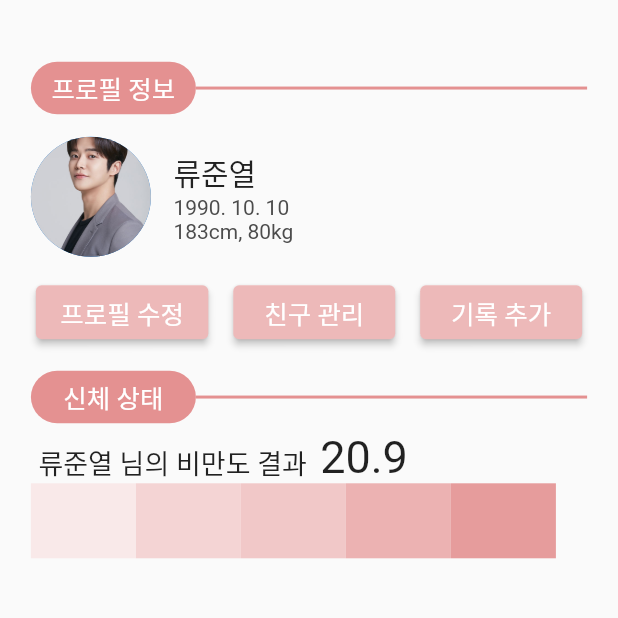
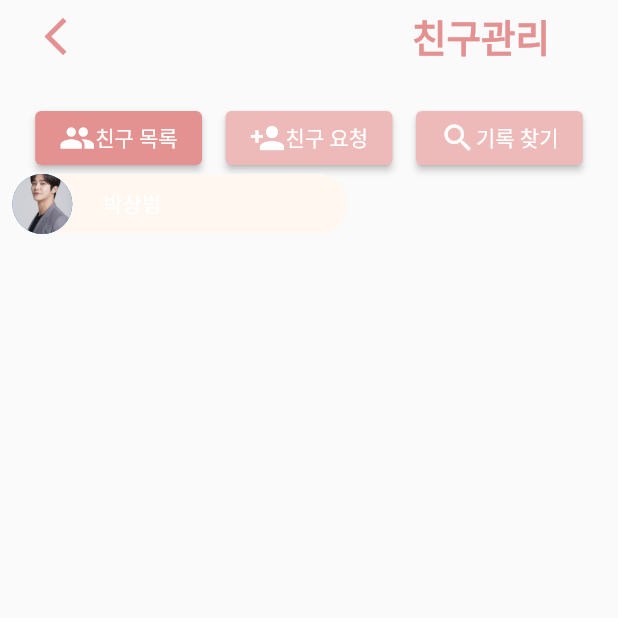
Before and after one commit to ParkSangbeomm/LetsExercise, a Flutter app: the MyPage screen opened by its route, after a tap on "친구 관리", on a phone screen of 412 x 824 dp, the top half of it. Run offline on Flutter 3.47's test engine with Material 2 defaults, Android fonts, the phone set to English and light mode, and no system bars; our stand-ins replace google_maps_flutter.

Commit message:
FILES added 2021/11/18

```diff
--- a/organization_chat_app/lib/editprofile.dart
+++ b/organization_chat_app/lib/editprofile.dart
@@ -29,7 +29,7 @@ class _EditProfilePageState extends State<EditProfilePage> {
             Padding(
               padding: EdgeInsets.fromLTRB(
                   MediaQuery.of(context).size.width * 0.05,
-                    MediaQuery.of(context).size.height * 0.05,
+                  0,
                   MediaQuery.of(context).size.width * 0.05,
                   0.0),
               child: Row(
@@ -39,7 +39,7 @@ class _EditProfilePageState extends State<EditProfilePage> {
                     highlightColor: Colors.transparent,
                     icon: const Icon(
                       Icons.arrow_back_ios,
-                        color: const Color(0xffe49191),
+                      color: Color(0xffe49191),
                       size: 30,
                     ),
                     onPressed: () {
@@ -54,14 +54,14 @@ class _EditProfilePageState extends State<EditProfilePage> {
             Padding(
               padding: EdgeInsets.fromLTRB(
                   MediaQuery.of(context).size.width * 0.05,
-                    MediaQuery.of(context).size.height * 0.05,
+                  0,
                   MediaQuery.of(context).size.width * 0.05,
                   0.0),
               child: SafeArea(
                 child: Column(
                   children: <Widget>[
                     const CircleAvatar(
-                        radius: 100,
+                      radius: 80,
                       backgroundImage: AssetImage('img/profile.jpeg'),
                     ),
                     TextButton(
@@ -276,3 +276,35 @@ class _EditProfilePageState extends State<EditProfilePage> {
     );
   }
 }
+
+class friendslist extends StatefulWidget {
+  const friendslist({Key? key}) : super(key: key);
+
+  @override
+  _friendslistState createState() => _friendslistState();
+}
+
+class _friendslistState extends State<friendslist> {
+  @override
+  Widget build(BuildContext context) {
+    return ListView(
+      prototypeItem: Row(
+        children: [
+          CircleAvatar(
+            radius: 40,
+            backgroundImage: AssetImage('img/profile.jpeg'),
+          ),
+          SizedBox(width: 15),
+          Column(
+              crossAxisAlignment: CrossAxisAlignment.start,
+              children: const [
+                Text("류준열", style: TextStyle(fontSize: 20)),
+                Text("1990. 10. 10", style: TextStyle(fontSize: 14, color: Color(0xff4c4c4c))),
+                Text("183cm, 80kg", style: TextStyle(fontSize: 14, color: Color(0xff4c4c4c))),
+              ]
+          )
+        ],
+      ),
+    );
+  }
+}
--- /dev/null
+++ b/organization_chat_app/lib/management.dart
@@ -0,0 +1,313 @@
+import 'package:flutter/cupertino.dart';
+import 'package:flutter/material.dart';
+import 'package:organization_chat_app/editprofile.dart';
+
+class ManagementPage extends StatefulWidget {
+  const ManagementPage({Key? key}) : super(key: key);
+
+  @override
+  _ManagementPageState createState() => _ManagementPageState();
+}
+
+class _ManagementPageState extends State<ManagementPage> {
+  @override
+  //final List<Widget> _screenList = [HomePage(), FindgymPage(),CommunityPage(), MyPage()];
+  bool changeColor1 = false;
+  bool changeColor2 = true;
+  bool changeColor3 = true;
+
+  int _screenIndex = 0;
+  final List<Widget> _screenList = [const friendsList(), const requestFriends(),const findFriends()];
+
+  @override
+  Widget build(BuildContext context) {
+    return Scaffold(
+      body: SafeArea(
+        child: Column(
+          children: [
+            Column(
+              children: [
+                Padding(
+                  padding: EdgeInsets.fromLTRB(
+                      MediaQuery
+                          .of(context)
+                          .size
+                          .width * 0.05,
+                          0,
+                      MediaQuery
+                          .of(context)
+                          .size
+                          .width * 0.05,
+                          0.0),
+                  child: Row(
+                    children: <Widget>[
+                      IconButton(
+                        splashColor: Colors.transparent,
+                        highlightColor: Colors.transparent,
+                        icon: const Icon(
+                          Icons.arrow_back_ios,
+                          color: Color(0xffe49191),
+                          size: 30,
+                        ),
+                        onPressed: (){
+                          Navigator.pop(context);
+                        },
+                      ),
+                      SizedBox(width: MediaQuery
+                          .of(context)
+                          .size
+                          .width * 0.5),
+                      const Text("친구관리", textAlign: TextAlign.right,
+                          style: TextStyle(color: Color(0xffe49191),
+                              fontSize: 25,
+                              fontWeight: FontWeight.bold)),
+                    ],
+                  ),
+                ),
+                Padding(
+                    padding: EdgeInsets.fromLTRB(
+                        MediaQuery
+                            .of(context)
+                            .size
+                            .width * 0.05,
+                        0,
+                        MediaQuery
+                            .of(context)
+                            .size
+                            .width * 0.05,
+                        0.0),
+                    child: SafeArea(
+                        child: Column(
+                            children: [
+                              SizedBox(height: 20),
+                    Row(
+                      mainAxisAlignment: MainAxisAlignment
+                          .spaceEvenly,
+                      children: [
+                        ElevatedButton(
+                          onPressed: () =>
+                              setState(() {
+                                changeColor1 = false;
+                                changeColor2 = true;
+                                changeColor3 = true;
+                                _screenIndex = 0;
+                              }),
+                          child: Row(
+                            children: [
+                              Icon(
+                                Icons.people,
+                              ),
+                              Text("친구 목록", style: TextStyle(
+                                  fontSize: MediaQuery
+                                      .of(context)
+                                      .size
+                                      .width * 0.034)),
+                            ],
+                          ),
+                          // borderRadius: BorderRadius.circular(50),
+                          style: ElevatedButton.styleFrom(
+                            fixedSize: Size(MediaQuery
+                                .of(context)
+                                .size
+                                .width * 0.27, 36),
+                            primary: changeColor1 ? const Color(
+                                0xffedb9b9) : const Color(
+                                0xffe49191),
+                            textStyle: const TextStyle(
+                                fontSize: 17,
+                                color: Colors.white),
+                          ),
+                        ),
+                        const SizedBox(width: 10),
+
+                        ElevatedButton(
+                          onPressed: () =>
+                              setState(() {
+                                changeColor1 = true;
+                                changeColor2 = false;
+                                changeColor3 = true;
+                                _screenIndex = 1;
+                              }),
+                          child: Row(
+                            children: [
+                              Icon(
+                                Icons.person_add,
+                              ),
+                              Text("친구 요청", style: TextStyle(
+                                fontSize: MediaQuery
+                                    .of(context)
+                                    .size
+                                    .width * 0.034)),
+                              ],
+                            ),
+                            // borderRadius: BorderRadius.circular(50),
+                            style: ElevatedButton.styleFrom(
+                              fixedSize: Size(MediaQuery
+                                  .of(context)
+                                  .size
+                                  .width * 0.27, 20),
+                              primary: changeColor2 ? const Color(
+                                  0xffedb9b9) : const Color(
+                                  0xffe49191),
+                              textStyle: const TextStyle(
+                                  fontSize: 17,
+                                  color: Colors.white),
+                            ),
+                          ),
+                          const SizedBox(width: 10),
+                          ElevatedButton(
+                            onPressed: () =>
+                                setState(() {
+                                  changeColor1 = true;
+                                  changeColor2 = true;
+                                  changeColor3 = false;
+                                  _screenIndex = 2;
+                                }),
+                            child: Row(
+                              children: [
+                                Icon(
+                                  Icons.search,
+                                ),
+                                Text("기록 찾기", style: TextStyle(
+                                    fontSize: MediaQuery
+                                        .of(context)
+                                        .size
+                                        .width * 0.034)),
+                              ],
+                            ),
+
+                            // borderRadius: BorderRadius.circular(50),
+                            style: ElevatedButton.styleFrom(
+                              fixedSize: Size(MediaQuery
+                                  .of(context)
+                                  .size
+                                  .width * 0.27, 36),
+                              primary: changeColor3 ? const Color(
+                                  0xffedb9b9) : const Color(
+                                  0xffe49191),
+                              textStyle: const TextStyle(
+                                  fontSize: 17,
+                                  color: Colors.white),
+                            ),
+                          ),
+                        ]),
+                      ]
+                    )
+                  )
+                )
+              ],
+            ),
+            // const friendsList(),
+            _screenList[_screenIndex],
+            // _screenList[_screenIndex]
+            // _screenList[_screenIndex],
+          ],
+        ),
+      ),
+    );
+  }
+}
+
+//친구 목록 메뉴
+class friendsList extends StatefulWidget {
+  const friendsList({Key? key}) : super(key: key);
+
+  @override
+  _friendsListState createState() => _friendsListState();
+}
+
+class _friendsListState extends State<friendsList> {
+  @override
+  Widget build(BuildContext context) {
+    return Container(
+      child: friends(name: '박상범',)
+    );
+  }
+}
+
+//친구 요청 메뉴
+class requestFriends extends StatefulWidget {
+  const requestFriends({Key? key}) : super(key: key);
+
+  @override
+  _requestFriendsState createState() => _requestFriendsState();
+}
+
+class _requestFriendsState extends State<requestFriends> {
+  @override
+  Widget build(BuildContext context) {
+    return Container(
+      child: friends(name: '박상범',)
+    );
+  }
+}
+
+//친구 요청 메뉴
+class findFriends extends StatefulWidget {
+  const findFriends ({Key? key}) : super(key: key);
+
+  @override
+  _findFriendsState createState() => _findFriendsState();
+}
+
+class _findFriendsState extends State<findFriends> {
+  @override
+  Widget build(BuildContext context) {
+    return Container(
+        child: friends(name: '박상범',)
+    );
+  }
+}
+
+class friends extends StatelessWidget {
+  final String name;
+  friends({required this.name});
+
+  @override
+  Widget build(BuildContext context) {
+    return Container(
+      alignment: Alignment.topLeft,
+      margin: EdgeInsets.fromLTRB(
+          0.0,
+          0.0,
+          0.0,
+          MediaQuery.of(context).size.height * 0.01),
+      child: Row(children: [
+        Container(
+          margin: EdgeInsets.fromLTRB(
+              MediaQuery.of(context).size.width * 0.02,
+              0.0,
+              0.0,
+              0.0),
+          width: MediaQuery.of(context).size.width * 0.542,
+          decoration: BoxDecoration(
+            borderRadius: BorderRadius.circular(20),
+            color: const Color(0xfffff7f0),
+          ),
+          child: Row(
+            // mainAxisAlignment: MainAxisAlignment.end,
+            children: [
+              CircleAvatar(
+                radius: 20,
+                backgroundImage: AssetImage('img/profile.jpeg'),
+              ),
+              Container(
+                margin: EdgeInsets.fromLTRB(
+                    MediaQuery.of(context).size.width * 0.05,
+                    0.0,
+                    MediaQuery.of(context).size.width * 0.09,
+                    0.0),
+                child: Text(
+                  this.name,
+                  style: TextStyle(
+                    color: Color(0xffffffff),
+                  ),
+                ),
+              ),
+            ],
+          ),
+        )
+      ]),
+    );
+  }
+}
--- a/organization_chat_app/lib/mypage.dart
+++ b/organization_chat_app/lib/mypage.dart
@@ -2,6 +2,7 @@ import 'package:flutter/cupertino.dart';
 import 'package:flutter/material.dart';
 
 import 'editprofile.dart';
+import 'management.dart';
 
 class MyPage extends StatefulWidget {
   @override
@@ -64,7 +65,10 @@ class _MyPageState extends State<MyPage> {
 
                   ElevatedButton(
                     onPressed: () {
-
+                      Navigator.push(
+                        context,
+                        MaterialPageRoute(builder: (context) => const ManagementPage()),
+                      );
                     },
                     child: const Text("친구 관리"),
 
```
Lines whose indentation alone changed are shown as unchanged.
